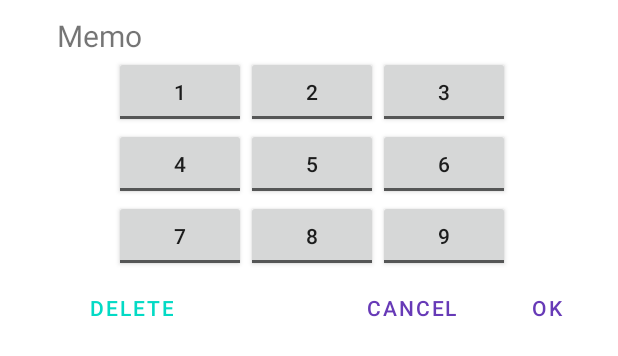
After one commit to fixedperson/Mobile_Programming_Project, an Android app: the layout dialog_memo.xml on its own in the app's theme, with its tools: preview values and no code run, on a phone screen of 412 x 824 dp. The commit adds this screen. Shown: the top 356 px of the screen. Run offline under Robolectric (Android 15) with nearby library versions, the phone set to English and light mode, and no system bars.

Commit message:
스도쿠 메모 기능 추가

```diff
--- a/Sudoku/app/src/main/res/layout/activity_main.xml
+++ b/Sudoku/app/src/main/res/layout/activity_main.xml
@@ -1,6 +1,7 @@
 <?xml version="1.0" encoding="utf-8"?>
 <androidx.constraintlayout.widget.ConstraintLayout xmlns:android="http://schemas.android.com/apk/res/android"
     xmlns:app="http://schemas.android.com/apk/res-auto"
+    android:id="@+id/layout"
     android:layout_width="match_parent"
     android:layout_height="match_parent">
 
--- /dev/null
+++ b/Sudoku/app/src/main/res/layout/dialog_memo.xml
@@ -0,0 +1,163 @@
+<?xml version="1.0" encoding="utf-8"?>
+<LinearLayout xmlns:android="http://schemas.android.com/apk/res/android"
+    xmlns:tools="http://schemas.android.com/tools"
+    android:layout_width="wrap_content"
+    android:layout_height="wrap_content"
+    android:gravity="center"
+    android:orientation="vertical">
+
+    <LinearLayout
+        android:layout_width="match_parent"
+        android:layout_height="match_parent"
+        android:layout_marginLeft="5dp"
+        android:gravity="center"
+        android:orientation="vertical"
+        android:rotationX="0">
+
+        <TextView
+            android:id="@+id/textView11"
+            android:layout_width="match_parent"
+            android:layout_height="wrap_content"
+            android:layout_marginLeft="20dp"
+            android:layout_marginTop="10dp"
+            android:text="Memo"
+            android:textSize="20sp" />
+
+        <TableLayout
+            android:id="@+id/memobtns"
+            android:layout_width="wrap_content"
+            android:layout_height="wrap_content">
+
+            <TableRow
+                android:layout_width="match_parent"
+                android:layout_height="match_parent">
+
+                <ToggleButton
+                    android:id="@+id/toggleButton"
+                    android:layout_width="wrap_content"
+                    android:layout_height="wrap_content"
+                    android:text="1"
+                    android:textOff="1"
+                    android:textOn="1"
+                    tools:text="1" />
+
+                <ToggleButton
+                    android:id="@+id/toggleButton2"
+                    android:layout_width="wrap_content"
+                    android:layout_height="wrap_content"
+                    android:text="2"
+                    android:textOff="2"
+                    android:textOn="2" />
+
+                <ToggleButton
+                    android:id="@+id/toggleButton3"
+                    android:layout_width="wrap_content"
+                    android:layout_height="wrap_content"
+                    android:text="3"
+                    android:textOff="3"
+                    android:textOn="3" />
+            </TableRow>
+
+            <TableRow
+                android:layout_width="match_parent"
+                android:layout_height="match_parent">
+
+                <ToggleButton
+                    android:id="@+id/toggleButton4"
+                    android:layout_width="wrap_content"
+                    android:layout_height="wrap_content"
+                    android:text="ToggleButton"
+                    android:textOff="4"
+                    android:textOn="4" />
+
+                <ToggleButton
+                    android:id="@+id/toggleButton5"
+                    android:layout_width="wrap_content"
+                    android:layout_height="wrap_content"
+                    android:text="ToggleButton"
+                    android:textOff="5"
+                    android:textOn="5" />
+
+                <ToggleButton
+                    android:id="@+id/toggleButton6"
+                    android:layout_width="wrap_content"
+                    android:layout_height="wrap_content"
+                    android:text="ToggleButton"
+                    android:textOff="6"
+                    android:textOn="6" />
+            </TableRow>
+
+            <TableRow
+                android:layout_width="match_parent"
+                android:layout_height="match_parent">
+
+                <ToggleButton
+                    android:id="@+id/toggleButton7"
+                    android:layout_width="wrap_content"
+                    android:layout_height="wrap_content"
+                    android:text="ToggleButton"
+                    android:textOff="7"
+                    android:textOn="7" />
+
+                <ToggleButton
+                    android:id="@+id/toggleButton8"
+                    android:layout_width="wrap_content"
+                    android:layout_height="wrap_content"
+                    android:text="ToggleButton"
+                    android:textOff="8"
+                    android:textOn="8" />
+
+                <ToggleButton
+                    android:id="@+id/toggleButton9"
+                    android:layout_width="wrap_content"
+                    android:layout_height="wrap_content"
+                    android:text="ToggleButton"
+                    android:textOff="9"
+                    android:textOn="9" />
+
+            </TableRow>
+
+        </TableLayout>
+
+        <TableRow
+            android:layout_width="400dp"
+            android:layout_height="wrap_content"
+            android:gravity="right">
+
+            <Button
+                android:id="@+id/button6"
+                android:layout_width="wrap_content"
+                android:layout_height="wrap_content"
+                android:layout_gravity="left"
+                android:background="#00ff0000"
+                android:text="DELETE"
+                android:textColor="@color/teal_200" />
+
+            <TextView
+                android:id="@+id/textView12"
+                android:layout_width="wrap_content"
+                android:layout_height="match_parent"
+                android:text="                             "
+                tools:ignore="SpeakableTextPresentCheck" />
+
+            <Button
+                android:id="@+id/button7"
+                android:layout_width="wrap_content"
+                android:layout_height="wrap_content"
+                android:layout_gravity="right"
+                android:background="#00ff0000"
+                android:text="CANCEL"
+                android:textColor="#673AB7" />
+
+            <Button
+                android:id="@+id/button8"
+                android:layout_width="wrap_content"
+                android:layout_height="wrap_content"
+                android:layout_gravity="right"
+                android:background="#00ff0000"
+                android:text="OK"
+                android:textColor="#673AB7" />
+        </TableRow>
+    </LinearLayout>
+
+</LinearLayout>
--- a/Sudoku/app/src/main/res/layout/number_pad.xml
+++ /dev/null
@@ -1,6 +0,0 @@
-<?xml version="1.0" encoding="utf-8"?>
-<androidx.constraintlayout.widget.ConstraintLayout xmlns:android="http://schemas.android.com/apk/res/android"
-    xmlns:app="http://schemas.android.com/apk/res-auto"
-    android:layout_width="wrap_content"
-    android:layout_height="wrap_content"
-    android:layout_gravity="center"/>
```
Also changed, not shown: Sudoku/app/src/main/java/com/example/sudoku/CustomButton.java (+21 -2 lines), Sudoku/app/src/main/java/com/example/sudoku/MainActivity.java (+26 -0 lines), Sudoku/app/src/main/res/layout/layout_memo.xml (added, +118 -0 lines).
